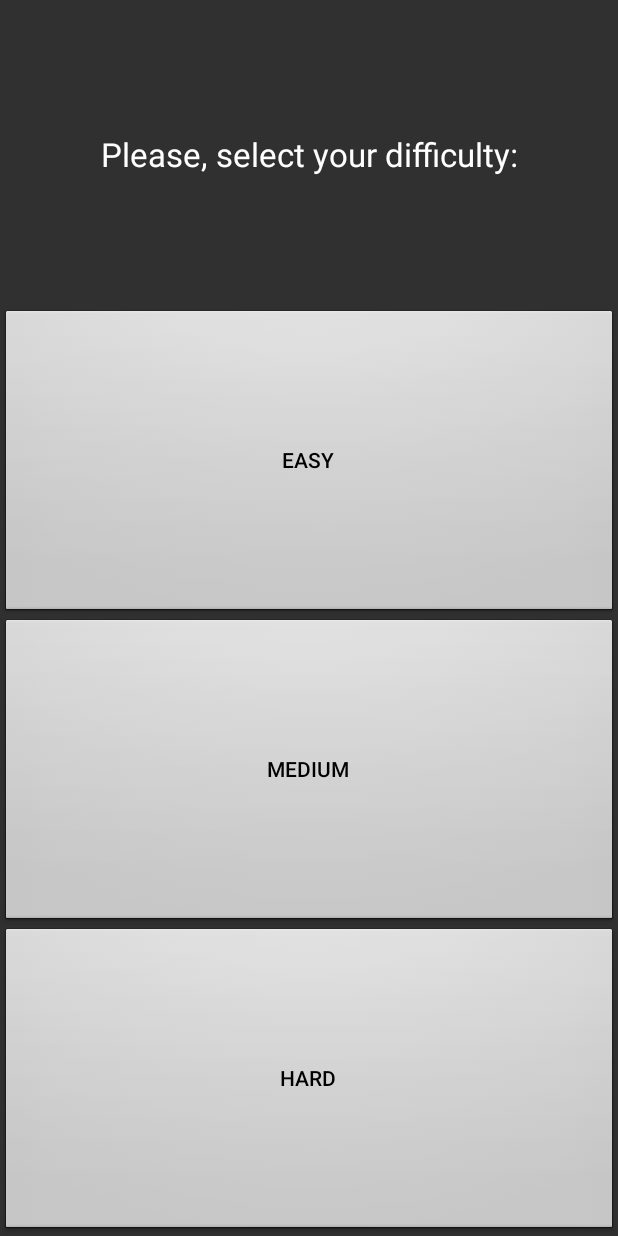
After one commit to Nilhcem/inaccessible-memory-android, an Android app: the layout main_menu.xml on its own in the app's theme, with its tools: preview values and no code run, on a phone screen of 412 x 824 dp. The commit adds this screen. Run offline under Robolectric (Android 15) with nearby library versions, the phone set to English and light mode, and no system bars.

Commit message:
Create Main Menu Screen

```diff
--- a/app/src/main/AndroidManifest.xml
+++ b/app/src/main/AndroidManifest.xml
@@ -9,11 +9,13 @@
         android:label="@string/app_name"
         android:theme="@style/Theme.AppCompat.NoActionBar">
 
-        <activity android:name=".ui.MainActivity">
+        <activity android:name=".ui.menu.MenuActivity">
             <intent-filter>
                 <action android:name="android.intent.action.MAIN"/>
                 <category android:name="android.intent.category.LAUNCHER"/>
             </intent-filter>
         </activity>
+
+        <activity android:name=".ui.game.GameActivity"/>
     </application>
 </manifest>
--- a/app/src/main/java/com/nilhcem/inaccessible/memory/ui/CardView.java
+++ b/app/src/main/java/com/nilhcem/inaccessible/memory/ui/game/CardView.java
@@ -1,4 +1,4 @@
-package com.nilhcem.inaccessible.memory.ui;
+package com.nilhcem.inaccessible.memory.ui.game;
 
 import android.content.Context;
 import android.content.res.Resources;
--- a/app/src/main/java/com/nilhcem/inaccessible/memory/ui/GameLayout.java
+++ b/app/src/main/java/com/nilhcem/inaccessible/memory/ui/game/GameLayout.java
@@ -1,4 +1,4 @@
-package com.nilhcem.inaccessible.memory.ui;
+package com.nilhcem.inaccessible.memory.ui.game;
 
 import android.content.Context;
 import android.util.AttributeSet;
--- /dev/null
+++ b/app/src/main/res/layout/main_menu.xml
@@ -0,0 +1,59 @@
+<?xml version="1.0" encoding="utf-8"?>
+<LinearLayout xmlns:android="http://schemas.android.com/apk/res/android"
+              xmlns:tools="http://schemas.android.com/tools"
+              android:layout_width="match_parent"
+              android:layout_height="match_parent"
+              android:orientation="vertical">
+
+    <TextView
+        android:layout_width="match_parent"
+        android:layout_height="0dp"
+        android:layout_gravity="center_horizontal"
+        android:layout_weight="1"
+        android:contentDescription="@string/difficulty_select"
+        android:gravity="center"
+        android:padding="8dp"
+        android:text="@string/difficulty_select"
+        android:textColor="@android:color/transparent"
+        android:textSize="22sp"
+        tools:textColor="@android:color/white">
+
+        <requestFocus/>
+    </TextView>
+
+    <Button
+        android:layout_width="match_parent"
+        android:layout_height="0dp"
+        android:layout_weight="1"
+        android:background="@null"
+        android:onClick="onStartGameSelected"
+        android:tag="3"
+        android:text="@string/difficulty_easy"
+        android:textColor="@android:color/transparent"
+        tools:background="@android:drawable/btn_default"
+        tools:textColor="@android:color/black"/>
+
+    <Button
+        android:layout_width="match_parent"
+        android:layout_height="0dp"
+        android:layout_weight="1"
+        android:background="@null"
+        android:onClick="onStartGameSelected"
+        android:tag="6"
+        android:text="@string/difficulty_medium"
+        android:textColor="@android:color/transparent"
+        tools:background="@android:drawable/btn_default"
+        tools:textColor="@android:color/black"/>
+
+    <Button
+        android:layout_width="match_parent"
+        android:layout_height="0dp"
+        android:layout_weight="1"
+        android:background="@null"
+        android:onClick="onStartGameSelected"
+        android:tag="10"
+        android:text="@string/difficulty_hard"
+        android:textColor="@android:color/transparent"
+        tools:background="@android:drawable/btn_default"
+        tools:textColor="@android:color/black"/>
+</LinearLayout>
--- a/app/src/main/res/values/strings.xml
+++ b/app/src/main/res/values/strings.xml
@@ -2,6 +2,13 @@
 <resources>
     <string name="app_name">Memory Game</string>
 
+    <!-- Menu Activity -->
+    <string name="difficulty_select">Please, select your difficulty:</string>
+    <string name="difficulty_easy">Easy</string>
+    <string name="difficulty_medium">Medium</string>
+    <string name="difficulty_hard">Hard</string>
+
+    <!-- Game Activity -->
     <string name="card_content_description_prefix">"Card "</string>
     <string name="card_content_description_face_down">Card %d</string>
     <string name="card_content_description_face_up">"Card %1$d is a %2$s"</string>
```
Also changed, not shown: app/src/main/java/com/nilhcem/inaccessible/memory/ui/base/BaseActivity.java (added, +21 -0 lines), app/src/main/java/com/nilhcem/inaccessible/memory/ui/game/GameActivity.java (renamed from app/src/main/java/com/nilhcem/inaccessible/memory/ui/MainActivity.java, +5 -8 lines), app/src/main/java/com/nilhcem/inaccessible/memory/ui/menu/MenuActivity.java (added, +25 -0 lines), 2 other files.
